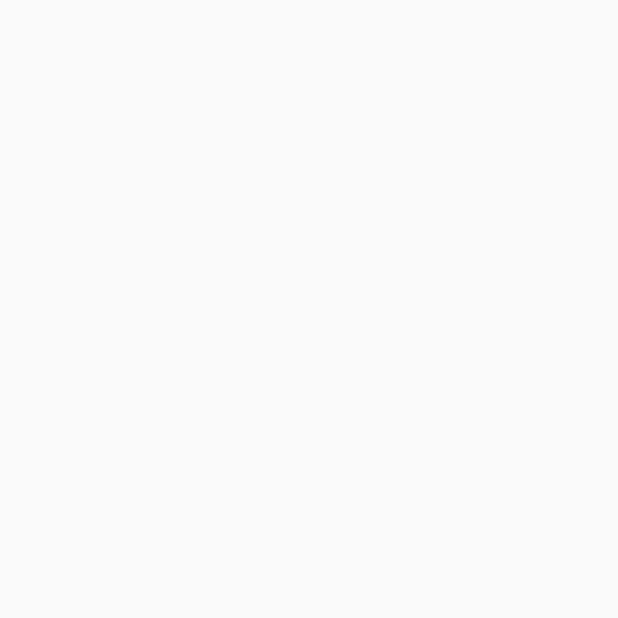
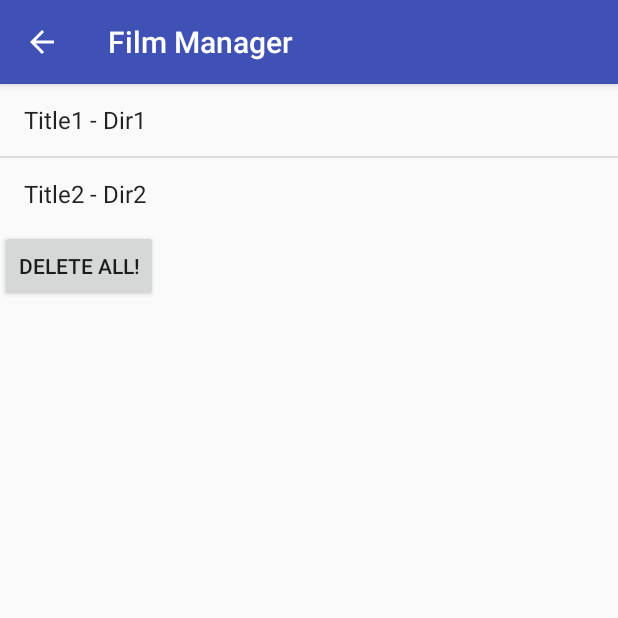
Before and after one commit to dsegoviat/android-project, an Android app: the screen it shows after launch (MainActivity), on a phone screen of 412 x 824 dp, the top half of it. Before the commit the part shown is empty. Run offline under Robolectric (Android 15) with nearby library versions, the phone set to English and light mode, and no system bars.

Commit message:
NavDrawer + Delete buttton

```diff
--- a/app/src/main/java/com/example/pr_idi/mydatabaseexample/FilmData.java
+++ b/app/src/main/java/com/example/pr_idi/mydatabaseexample/FilmData.java
@@ -105,4 +105,9 @@ public class FilmData {
         film.setDirector(cursor.getString(2));
         return film;
     }
+
+    //TODO REMOVE
+    public void deleteAll() {
+        database.delete(MySQLiteHelper.TABLE_FILMS, null, null);
+    }
 }
--- a/app/src/main/java/com/example/pr_idi/mydatabaseexample/MainActivity.java
+++ b/app/src/main/java/com/example/pr_idi/mydatabaseexample/MainActivity.java
@@ -5,22 +5,63 @@ import java.util.List;
 import java.util.Random;
 
 import android.app.ListActivity;
+import android.database.DataSetObserver;
 import android.os.Bundle;
+import android.support.v4.widget.DrawerLayout;
+import android.support.v7.app.ActionBar;
+import android.support.v7.app.ActionBarDrawerToggle;
+import android.support.v7.app.AppCompatActivity;
+import android.util.Log;
+import android.view.MenuItem;
 import android.view.View;
+import android.view.ViewGroup;
 import android.widget.AdapterView;
 import android.widget.ArrayAdapter;
+import android.widget.Button;
+import android.widget.ListAdapter;
 import android.widget.ListView;
 import android.widget.Toast;
 
-public class MainActivity extends ListActivity {
+public class MainActivity extends AppCompatActivity {
     private FilmData filmData;
     private ListView mDrawerList;
     private ArrayAdapter<String> mAdapter;
+    private List<Film> mValues;
+    private ArrayAdapter<Film> mAdapterList;
+    private ActionBarDrawerToggle mDrawerToggle;
+    private DrawerLayout mDrawerLayout;
+    private String mActivityTitle;
+    private ActionBar mActionBar;
+
+    private void updateList() {
+        mValues.clear();
+        mValues.addAll(filmData.getAllFilms());
+        mAdapterList.notifyDataSetChanged();
+    }
 
     private void addDrawerItems() {
         String[] drArray = { "Home" , "Help", "About" };
         mAdapter = new ArrayAdapter<>(this, android.R.layout.simple_list_item_1, drArray);
         mDrawerList.setAdapter(mAdapter);
+    }
+
+    private void setupDrawer() {
+        mDrawerToggle = new ActionBarDrawerToggle(this, mDrawerLayout,
+                R.string.navigation_drawer_open, R.string.navigation_drawer_close) {
+            /** Called when a drawer has settled in a completely open state. */
+            public void onDrawerOpened(View drawerView) {
+                super.onDrawerOpened(drawerView);
+                if (mActionBar != null) mActionBar.setTitle("Navigate!");
+            }
+
+            /** Called when a drawer has settled in a completely closed state. */
+            public void onDrawerClosed(View view) {
+                super.onDrawerClosed(view);
+                if (mActionBar != null) mActionBar.setTitle(mActivityTitle);
+            }
+        };
+        mDrawerToggle.setDrawerIndicatorEnabled(true);
+        mDrawerLayout.setDrawerListener(mDrawerToggle);
     }
 
     @Override
@@ -31,13 +72,17 @@ public class MainActivity extends ListActivity {
         filmData = new FilmData(this);
         filmData.open();
 
-        List<Film> values = filmData.getAllFilms();
+        filmData.createFilm("Title1", "Dir1");
+        filmData.createFilm("Title2", "Dir2");
+
+        mValues = filmData.getAllFilms();
 
         // use the SimpleCursorAdapter to show the
         // elements in a ListView
-        ArrayAdapter<Film> adapter = new ArrayAdapter<>(this,
-                android.R.layout.simple_list_item_1, values);
-        setListAdapter(adapter);
+        mAdapterList = new ArrayAdapter<>(this,
+                android.R.layout.simple_list_item_1, mValues);
+        ListView lv = (ListView) findViewById(R.id.list);
+        lv.setAdapter(mAdapterList);
 
         // set the ListView
 
@@ -64,6 +109,27 @@ public class MainActivity extends ListActivity {
 
             }
         });
+
+        Button b = (Button) findViewById(R.id.but);
+        b.setOnClickListener(new View.OnClickListener() {
+            @Override
+            public void onClick(View v) {
+                filmData.deleteAll();
+                updateList();
+                Log.d("MainActivity", "Everything was deleted");
+            }
+        });
+
+        // action bar
+
+        mDrawerLayout = (DrawerLayout)findViewById(R.id.drawer_layout);
+        mActivityTitle = getTitle().toString();
+        mActionBar = getSupportActionBar();
+
+        if (mActionBar != null) {
+            mActionBar.setDisplayHomeAsUpEnabled(true);
+            mActionBar.setHomeButtonEnabled(true);
+        }
 
     }
 
@@ -106,4 +172,13 @@ public class MainActivity extends ListActivity {
         super.onPause();
     }
 
+    @Override
+    public boolean onOptionsItemSelected(MenuItem menuItem) {
+        boolean def = super.onOptionsItemSelected(menuItem);
+        if (mDrawerToggle.onOptionsItemSelected(menuItem)) {
+            return true;
+        }
+        return def;
+    }
+
 }
--- a/app/src/main/java/com/example/pr_idi/mydatabaseexample/MySQLiteHelper.java
+++ b/app/src/main/java/com/example/pr_idi/mydatabaseexample/MySQLiteHelper.java
@@ -52,4 +52,6 @@ public class MySQLiteHelper extends SQLiteOpenHelper {
         onCreate(db);
     }
 
+
+
 }
--- a/app/src/main/res/layout/main.xml
+++ b/app/src/main/res/layout/main.xml
@@ -13,10 +13,15 @@
         android:orientation="vertical" >
 
         <ListView
-            android:id="@android:id/list"
+            android:id="@+id/list"
             android:layout_width="match_parent"
             android:layout_height="wrap_content"
             />
+        <Button
+            android:id="@+id/but"
+            android:layout_width="wrap_content"
+            android:layout_height="wrap_content"
+            android:text="Delete all!"/>
 
     </LinearLayout>
 
--- a/app/src/main/res/values/strings.xml
+++ b/app/src/main/res/values/strings.xml
@@ -1,5 +1,5 @@
 <resources>
-    <string name="app_name">MyDatabaseExample</string>
+    <string name="app_name">Film Manager</string>
     <string name="title_activity_main2">Main2Activity</string>
 
     <string name="navigation_drawer_open">Open navigation drawer</string>
```
